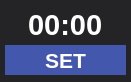
aibolem/TeleScore, file src/component/basiccomp/clocksetcomp.ui: the form before one commit.
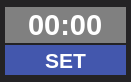
The form after the commit.

The edit to the form file:
```diff
--- a/src/component/basiccomp/clocksetcomp.ui
+++ b/src/component/basiccomp/clocksetcomp.ui
@@ -27,7 +27,7 @@
   </property>
   <property name="styleSheet">
    <string notr="true">background-color: #242325;
-color: white;</string>
+</string>
   </property>
   <layout class="QGridLayout" name="gridLayout">
    <property name="leftMargin">
@@ -85,6 +85,10 @@
        <bold>true</bold>
       </font>
      </property>
+     <property name="styleSheet">
+      <string notr="true">color: white;
+background-color: #808080;</string>
+     </property>
      <property name="inputMask">
       <string>00:00</string>
      </property>
```
